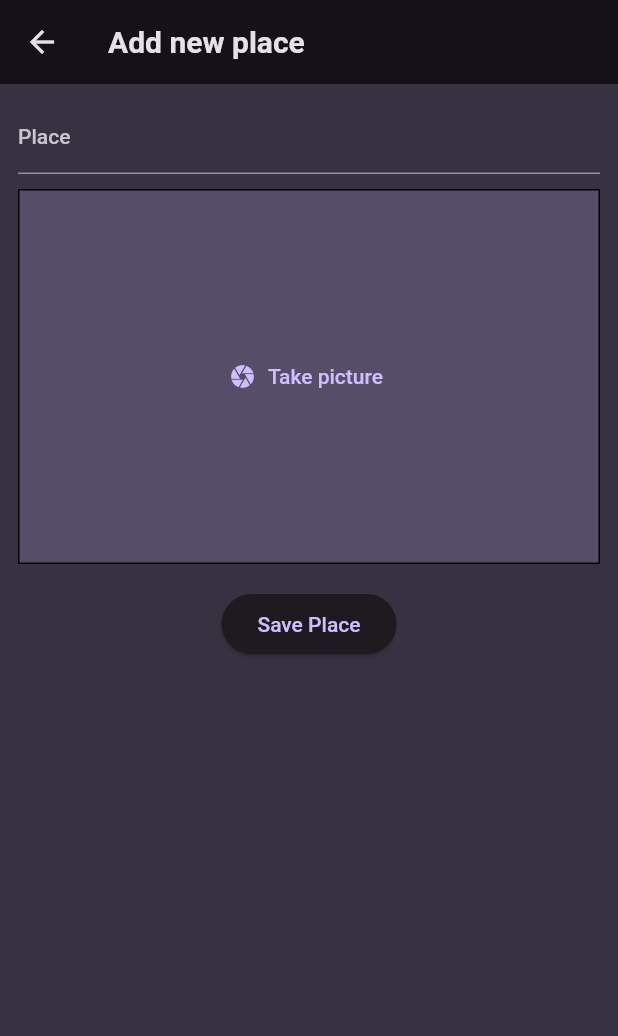
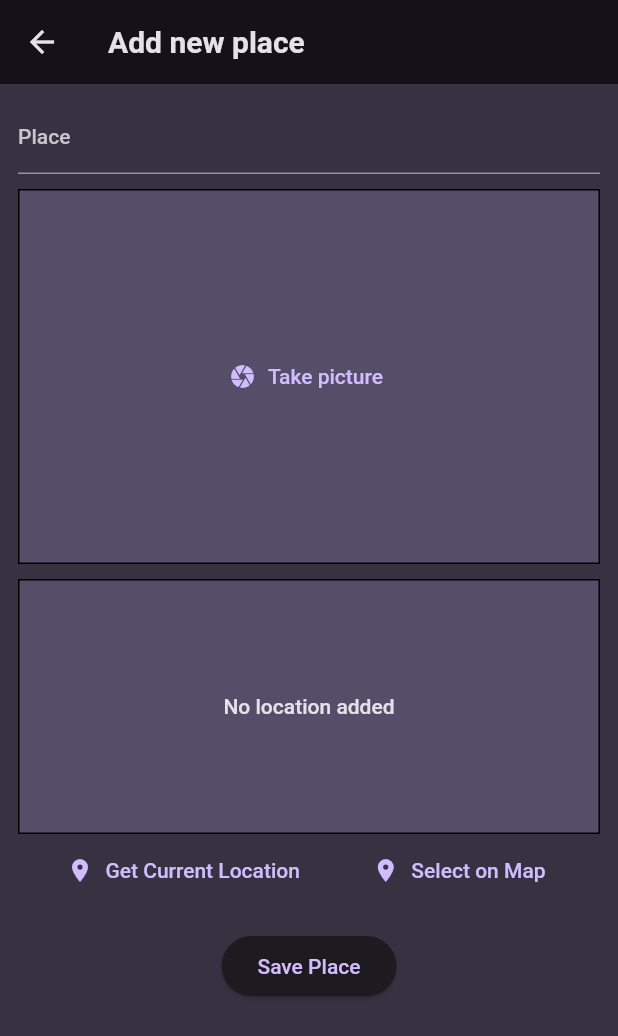
Before and after one commit to wanhasibala/favorite_place, a Flutter app: the AddPlace screen opened directly, on a phone screen of 412 x 824 dp. Shown: the top 1036 px of the screen. Run offline on Flutter 3.47's test engine with Material 2 defaults, Android fonts, the phone set to English and light mode, and no system bars; our stand-ins replace flutter_riverpod, google_fonts, image_picker, location.

Commit message:
adding location input so user can add location into this app

```diff
--- a/lib/screen/add_place.dart
+++ b/lib/screen/add_place.dart
@@ -1,6 +1,7 @@
 import 'dart:io';
 
 import 'package:favorite_place/widgets/image_input.dart';
+import 'package:favorite_place/widgets/location_input.dart';
 import 'package:flutter/material.dart';
 
 import 'package:favorite_place/providers/user_places.dart';
@@ -25,7 +26,9 @@ class _AddPlaceState extends ConsumerState<AddPlace> {
     if (enteredTitle.isEmpty || _selectedImage == null) {
       return;
     }
-    ref.read(userPlaceProvider.notifier).addPlace(enteredTitle, _selectedImage!);
+    ref
+        .read(userPlaceProvider.notifier)
+        .addPlace(enteredTitle, _selectedImage!);
 
     Navigator.of(context).pop();
   }
@@ -64,6 +67,10 @@ class _AddPlaceState extends ConsumerState<AddPlace> {
               },
             ),
             const SizedBox(
+              height: 10,
+            ),
+            const LocationInput(),
+            const SizedBox(
               height: 16,
             ),
             ElevatedButton(
--- /dev/null
+++ b/lib/widgets/location_input.dart
@@ -0,0 +1,93 @@
+import 'package:flutter/material.dart';
+import 'package:location/location.dart';
+
+class LocationInput extends StatefulWidget {
+  const LocationInput({super.key});
+
+  @override
+  State<LocationInput> createState() => LocationInputState();
+}
+
+class LocationInputState extends State<LocationInput> {
+  Location? _pickedLocation;
+  var _isGettingLocation = false;
+
+  void _getCurrentLocation() async {
+    Location location = Location();
+
+    bool serviceEnabled;
+    PermissionStatus permissionGranted;
+    LocationData locationData;
+
+    serviceEnabled = await location.serviceEnabled();
+    if (!serviceEnabled) {
+      serviceEnabled = await location.requestService();
+      if (!serviceEnabled) {
+        return;
+      }
+    }
+
+    permissionGranted = await location.hasPermission();
+    if (permissionGranted == PermissionStatus.denied) {
+      permissionGranted = await location.requestPermission();
+      if (permissionGranted != PermissionStatus.granted) {
+        return;
+      }
+    }
+
+    setState(() {
+      _isGettingLocation = true;
+    });
+
+    locationData = await location.getLocation();
+
+    setState(() {
+      _isGettingLocation = false;
+    });
+  }
+
+  @override
+  Widget build(BuildContext context) {
+    Widget previewContent = Text(
+      'No location added',
+      textAlign: TextAlign.center,
+      style: Theme.of(context).textTheme.bodyLarge!.copyWith(
+            color: Theme.of(context).colorScheme.onBackground,
+          ),
+    );
+
+    if (_isGettingLocation) {
+      previewContent = const CircularProgressIndicator();
+    }
+
+    return Column(
+      children: [
+        Container(
+          height: 170,
+          width: double.infinity,
+          alignment: Alignment.center,
+          decoration: BoxDecoration(
+            border: Border.all(width: 1),
+            color: Theme.of(context).colorScheme.primary.withOpacity(0.2),
+          ),
+          child: previewContent,
+        ),
+        Row(
+          mainAxisAlignment: MainAxisAlignment.spaceEvenly,
+          children: [
+            TextButton.icon(
+              onPressed: _getCurrentLocation,
+              icon: const Icon(Icons.location_on),
+              label: const Text('Get Current Location'),
+            ),
+            TextButton.icon(
+              onPressed: () {},
+              icon: const Icon(Icons.location_on),
+              label: const Text('Select on Map'),
+            ),
+          ],
+        ),
+      ],
+    );
+  }
+}
```
Also changed, not shown: 2 other files.
